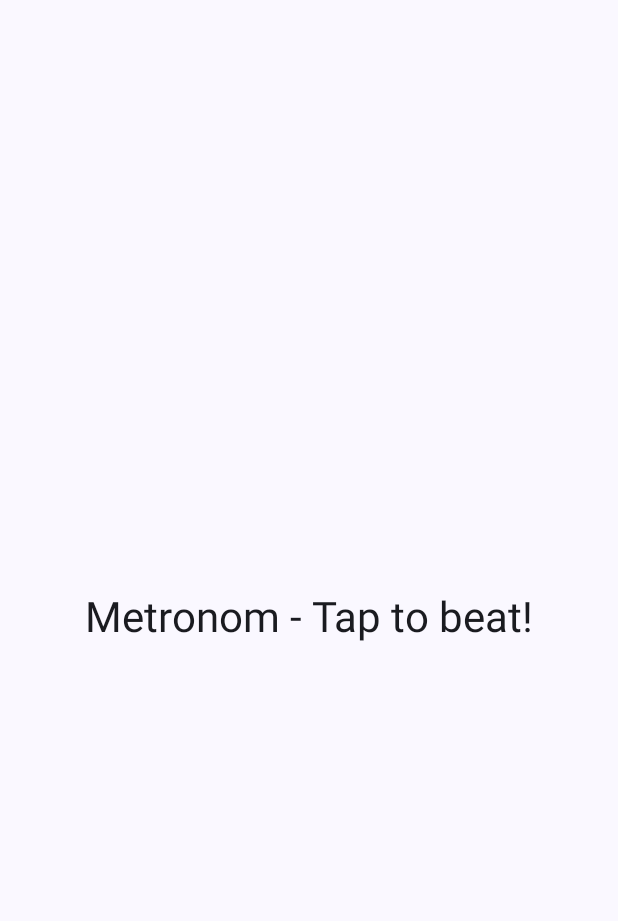
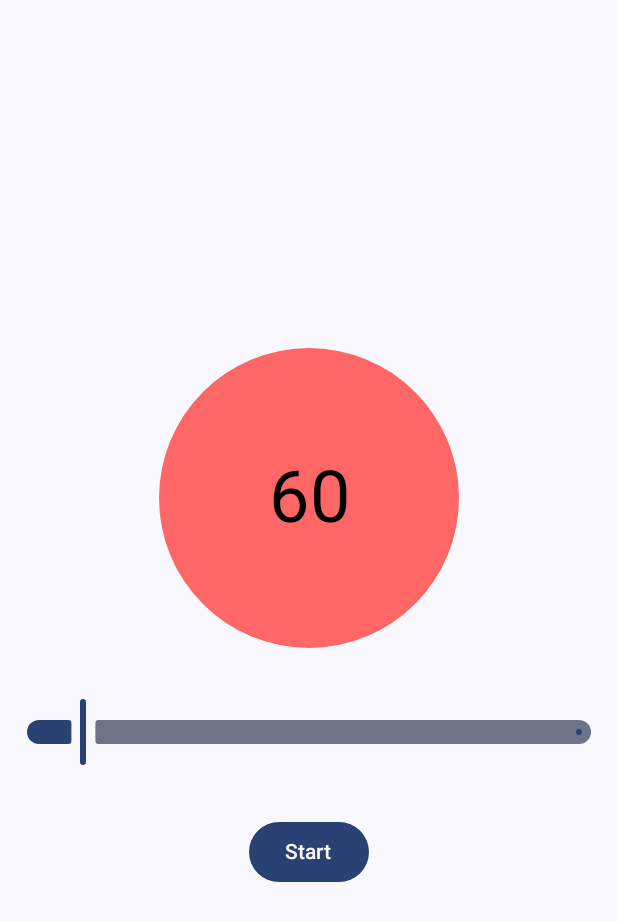
Before and after one commit to domza47/Struna, an Android app built with Jetpack Compose: the composable MetronomScreen shown on its own in the app's theme, on a phone screen of 412 x 824 dp. Shown: the top 921 px of the screen. Run offline under Robolectric (Android 15) with nearby library versions, the phone set to English and light mode, and no system bars.

Commit message:
FUnkcionalnost metronoma

```diff
--- a/app/src/main/java/com/example/struna/MetronomScreen.kt
+++ b/app/src/main/java/com/example/struna/MetronomScreen.kt
@@ -1,16 +1,76 @@
 package com.example.struna
 
+import android.content.Context
+import android.media.MediaPlayer
+import android.os.Handler
+import android.os.Looper
+import androidx.compose.foundation.background
+import androidx.compose.foundation.layout.*
+import androidx.compose.foundation.shape.CircleShape
 import androidx.compose.material3.*
-import androidx.compose.runtime.Composable
+import androidx.compose.runtime.*
+import androidx.compose.ui.Alignment
 import androidx.compose.ui.Modifier
-import androidx.compose.foundation.layout.*
-import androidx.compose.ui.Alignment
+import androidx.compose.ui.graphics.Color
+import androidx.compose.ui.platform.LocalContext
+import androidx.compose.ui.text.style.TextAlign
+import androidx.compose.ui.unit.dp
+import androidx.compose.ui.unit.sp
+import kotlinx.coroutines.delay
+
 @Composable
 fun MetronomScreen() {
-    Box(
-        modifier = Modifier.fillMaxSize(),
-        contentAlignment = Alignment.Center
+    val context = LocalContext.current
+    var bpm by remember { mutableStateOf(60f) }
+    var isPlaying by remember { mutableStateOf(false) } // kontrola pokretanja
+
+    LaunchedEffect(bpm, isPlaying) {
+        while (isPlaying) {
+            val player = MediaPlayer.create(context, R.raw.click)
+            player.setOnCompletionListener {
+                it.release()
+            }
+            player.start()
+
+            val delayMillis = (60000 / bpm).toLong()
+            delay(delayMillis)
+        }
+    }
+
+    Column(
+        modifier = Modifier
+            .fillMaxSize()
+            .padding(16.dp),
+        verticalArrangement = Arrangement.Center,
+        horizontalAlignment = Alignment.CenterHorizontally
     ) {
-        Text("Metronom - Tap to beat!", style = MaterialTheme.typography.headlineMedium)
+        Box(
+            modifier = Modifier
+                .size(200.dp)
+                .background(if (isPlaying) Color(0xFF66FF66) else Color(0xFFFF6666), CircleShape),
+            contentAlignment = Alignment.Center
+        ) {
+            Text(
+                text = bpm.toInt().toString(),
+                fontSize = 48.sp,
+                color = Color.Black,
+                textAlign = TextAlign.Center
+            )
+        }
+
+        Spacer(modifier = Modifier.height(32.dp))
+
+        Slider(
+            value = bpm,
+            onValueChange = { bpm = it },
+            valueRange = 40f..240f,
+            modifier = Modifier.fillMaxWidth()
+        )
+
+        Spacer(modifier = Modifier.height(32.dp))
+
+        Button(onClick = { isPlaying = !isPlaying }) {
+            Text(if (isPlaying) "Stop" else "Start")
+        }
     }
 }
```
